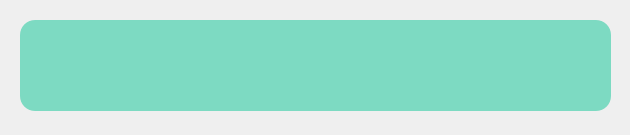
Qt form qt/mainwindow.ui (rgoomes/Launcher) before a commit.
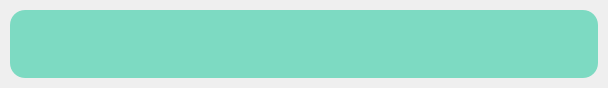
The same form after that commit.

Commit message: Old update that supports window resize

```diff
--- a/qt/mainwindow.ui
+++ b/qt/mainwindow.ui
@@ -6,8 +6,8 @@
    <rect>
     <x>0</x>
     <y>0</y>
-    <width>630</width>
-    <height>135</height>
+    <width>608</width>
+    <height>88</height>
    </rect>
   </property>
   <property name="font">
@@ -22,15 +22,21 @@
    <string notr="true"/>
   </property>
   <widget class="QWidget" name="centralWidget">
+   <layout class="QHBoxLayout" name="horizontalLayout">
+    <property name="leftMargin">
+     <number>10</number>
+    </property>
+    <property name="topMargin">
+     <number>10</number>
+    </property>
+    <property name="rightMargin">
+     <number>10</number>
+    </property>
+    <property name="bottomMargin">
+     <number>10</number>
+    </property>
+    <item>
    <widget class="QFrame" name="frame">
-    <property name="geometry">
-     <rect>
-      <x>20</x>
-      <y>20</y>
-      <width>591</width>
-      <height>91</height>
-     </rect>
-    </property>
     <property name="styleSheet">
      <string notr="true">border-radius: 15px;
 background-color: rgba(10,196,149,0.5);
@@ -61,9 +67,9 @@
 border: none;</string>
      </property>
     </widget>
-    <zorder>lineEdit</zorder>
-    <zorder>lineEdit</zorder>
-   </widget>
+     </widget>
+    </item>
+   </layout>
   </widget>
  </widget>
  <layoutdefault spacing="6" margin="11"/>
```
Lines whose indentation alone changed are shown as unchanged. The commit also changes 2 other files.
